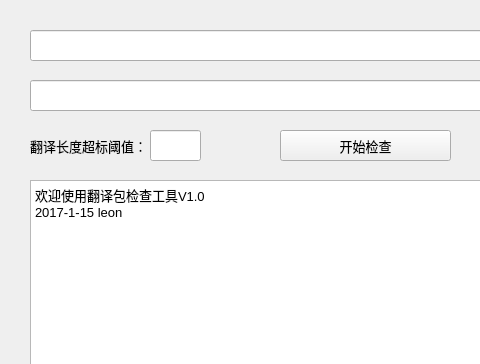
Before: the Qt Designer form multi_lang_check_tool/qtgui/form.ui in redblack5509/practice, drawn with Qt 5; both pictures show x 0 to 480 and y 0 to 364 of the 749 by 625 pixel window.
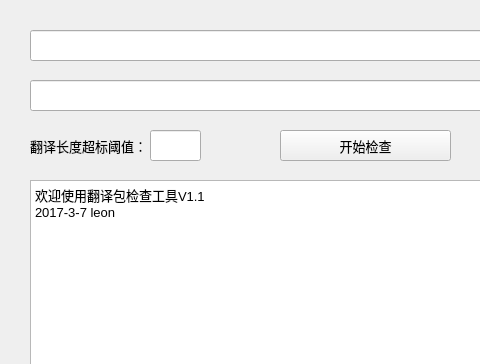
After: the same form once the commit is applied. Icons and pictures are not drawn.

What changed in the file:
```diff
--- a/multi_lang_check_tool/qtgui/form.ui
+++ b/multi_lang_check_tool/qtgui/form.ui
@@ -127,8 +127,8 @@
 &lt;html&gt;&lt;head&gt;&lt;meta name=&quot;qrichtext&quot; content=&quot;1&quot; /&gt;&lt;style type=&quot;text/css&quot;&gt;
 p, li { white-space: pre-wrap; }
 &lt;/style&gt;&lt;/head&gt;&lt;body style=&quot; font-family:'SimSun'; font-size:10pt; font-weight:400; font-style:normal;&quot;&gt;
-&lt;p style=&quot; margin-top:0px; margin-bottom:0px; margin-left:0px; margin-right:0px; -qt-block-indent:0; text-indent:0px;&quot;&gt;欢迎使用翻译包检查工具V1.0&lt;/p&gt;
-&lt;p style=&quot; margin-top:0px; margin-bottom:0px; margin-left:0px; margin-right:0px; -qt-block-indent:0; text-indent:0px;&quot;&gt;2017-1-15 leon&lt;/p&gt;&lt;/body&gt;&lt;/html&gt;</string>
+&lt;p style=&quot; margin-top:0px; margin-bottom:0px; margin-left:0px; margin-right:0px; -qt-block-indent:0; text-indent:0px;&quot;&gt;欢迎使用翻译包检查工具V1.1&lt;/p&gt;
+&lt;p style=&quot; margin-top:0px; margin-bottom:0px; margin-left:0px; margin-right:0px; -qt-block-indent:0; text-indent:0px;&quot;&gt;2017-3-7 leon&lt;/p&gt;&lt;/body&gt;&lt;/html&gt;</string>
    </property>
   </widget>
   <widget class="QLabel" name="label">
```
